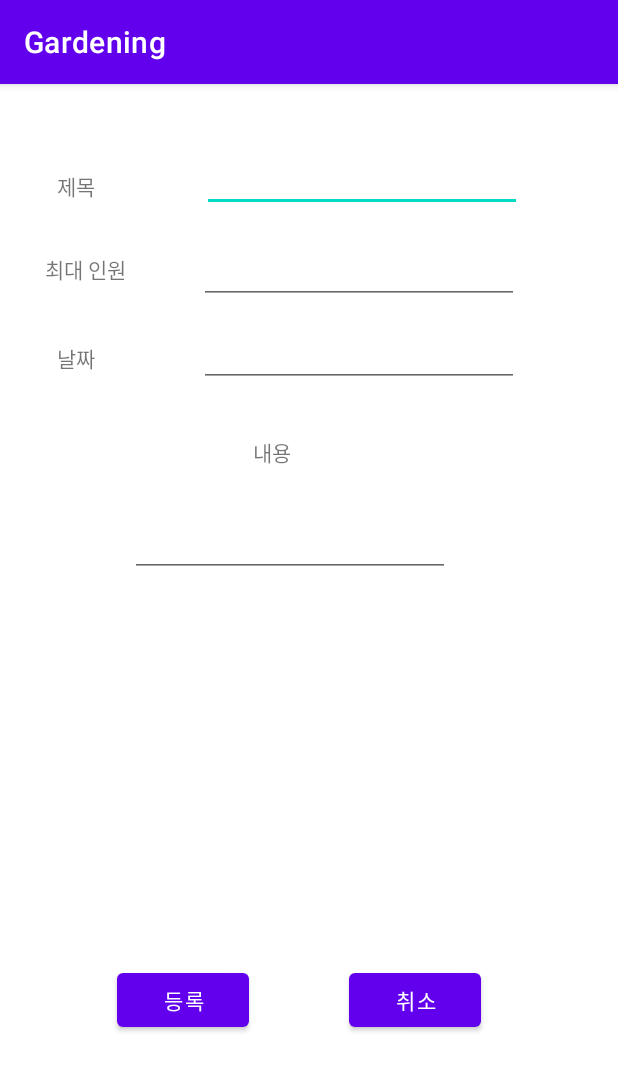
After one commit to junsik1998/2021-1_K-Lab-PROJECT1, an Android app: the RowAddActivity screen opened directly, with no data from a screen before it, on a phone screen of 412 x 824 dp. The commit adds this screen. Shown: the top 1071 px of the screen. Run offline under Robolectric (Android 15) with nearby library versions, the phone set to English and light mode, and no system bars; our stand-ins replace Firebase (no records; nobody signed in at launch, a user with empty details on screens opened directly).

Commit message:
add Activity List

```diff
--- a/AndroidApp/app/build.gradle
+++ b/AndroidApp/app/build.gradle
@@ -44,7 +44,10 @@ dependencies {
     implementation 'androidx.appcompat:appcompat:1.2.0'
     implementation 'com.google.android.material:material:1.3.0'
     implementation 'androidx.constraintlayout:constraintlayout:2.0.4'
+
     implementation 'com.google.firebase:firebase-database:20.0.0'
+    implementation  'com.firebaseui:firebase-ui-database:7.1.1'
+    implementation 'androidx.legacy:legacy-support-v4:1.0.0'
     testImplementation 'junit:junit:4.+'
     androidTestImplementation 'androidx.test.ext:junit:1.1.2'
     androidTestImplementation 'androidx.test.espresso:espresso-core:3.3.0'
--- a/AndroidApp/app/src/main/AndroidManifest.xml
+++ b/AndroidApp/app/src/main/AndroidManifest.xml
@@ -9,6 +9,7 @@
         android:roundIcon="@mipmap/ic_launcher_round"
         android:supportsRtl="true"
         android:theme="@style/Theme.Gardening">
+        <activity android:name=".RowAddActivity"></activity>
         <activity android:name=".MainActivity">
             <intent-filter>
                 <action android:name="android.intent.action.MAIN" />
--- /dev/null
+++ b/AndroidApp/app/src/main/java/com/example/gardening/ActivityRowComponent.kt
@@ -0,0 +1,5 @@
+package com.example.gardening
+
+data class ActivityRowComponent(var aTitle:String, var aContent:String, var aCurrentParticipantNum:Int, var aFullParticipantNum:Int, var aParticipantName:String, var aDate:String, var aComment:String) {
+    constructor():this("","",0,0,"","","")
+}
--- /dev/null
+++ b/AndroidApp/app/src/main/java/com/example/gardening/RowAddActivity.kt
@@ -0,0 +1,47 @@
+package com.example.gardening
+
+import android.os.Bundle
+import androidx.appcompat.app.AppCompatActivity
+import com.example.gardening.databinding.ActivityRowAddBinding
+import com.google.firebase.database.DatabaseReference
+import com.google.firebase.database.FirebaseDatabase
+import java.util.*
+
+class RowAddActivity : AppCompatActivity() {
+    lateinit var binding: ActivityRowAddBinding
+    lateinit var rdb: DatabaseReference
+    override fun onCreate(savedInstanceState: Bundle?) {
+        super.onCreate(savedInstanceState)
+        binding = ActivityRowAddBinding.inflate(layoutInflater)
+        setContentView(binding.root)
+        init()
+    }
+
+    private fun editTextClear(){
+        binding.apply {
+            addTitleEditText.text.clear()
+            addFullEditText.text.clear()
+            addDateEditText.text.clear()
+            addContentEditText.text.clear()
+        }
+    }
+    private fun init() {
+        rdb = FirebaseDatabase.getInstance().getReference("Row/row")
+        binding.apply {
+            addCancel.setOnClickListener {
+                editTextClear()
+            }
+
+            addRow.setOnClickListener {
+                val random = Random()
+                val title = addTitleEditText.text.toString()
+                 val fullNum = addFullEditText.text.toString().toInt()
+                val date = addDateEditText.text.toString()
+                 val content = addContentEditText.text.toString()
+                 val values = ActivityRowComponent(title,content,1,fullNum,"Randomshot",date,"")
+                rdb.child(random.nextInt(999999).toString()).setValue(values)
+                editTextClear()
+            }
+        }
+    }
+}
--- /dev/null
+++ b/AndroidApp/app/src/main/res/layout/activity_row_add.xml
@@ -0,0 +1,112 @@
+<?xml version="1.0" encoding="utf-8"?>
+<androidx.constraintlayout.widget.ConstraintLayout xmlns:android="http://schemas.android.com/apk/res/android"
+    xmlns:app="http://schemas.android.com/apk/res-auto"
+    xmlns:tools="http://schemas.android.com/tools"
+    android:layout_width="match_parent"
+    android:layout_height="match_parent"
+    tools:context=".RowAddActivity">
+
+    <Button
+        android:id="@+id/addRow"
+        android:layout_width="wrap_content"
+        android:layout_height="wrap_content"
+        android:layout_marginStart="78dp"
+        android:text="등록"
+        app:layout_constraintBaseline_toBaselineOf="@+id/addCancel"
+        app:layout_constraintStart_toStartOf="parent" />
+
+    <Button
+        android:id="@+id/addCancel"
+        android:layout_width="wrap_content"
+        android:layout_height="wrap_content"
+        android:layout_marginEnd="91dp"
+        android:layout_marginBottom="133dp"
+        android:text="취소"
+        app:layout_constraintBottom_toBottomOf="parent"
+        app:layout_constraintEnd_toEndOf="parent" />
+
+    <TextView
+        android:id="@+id/addTitle"
+        android:layout_width="wrap_content"
+        android:layout_height="wrap_content"
+        android:layout_marginStart="38dp"
+        android:layout_marginTop="57dp"
+        android:text="제목"
+        app:layout_constraintStart_toStartOf="parent"
+        app:layout_constraintTop_toTopOf="parent" />
+
+    <TextView
+        android:id="@+id/addFull"
+        android:layout_width="wrap_content"
+        android:layout_height="wrap_content"
+        android:layout_marginStart="30dp"
+        android:layout_marginTop="34dp"
+        android:text="최대 인원"
+        app:layout_constraintStart_toStartOf="parent"
+        app:layout_constraintTop_toBottomOf="@+id/addTitle" />
+
+    <TextView
+        android:id="@+id/addDate"
+        android:layout_width="wrap_content"
+        android:layout_height="wrap_content"
+        android:layout_marginStart="38dp"
+        android:layout_marginTop="38dp"
+        android:text="날짜"
+        app:layout_constraintStart_toStartOf="parent"
+        app:layout_constraintTop_toBottomOf="@+id/addFull" />
+
+    <TextView
+        android:id="@+id/addContent"
+        android:layout_width="wrap_content"
+        android:layout_height="wrap_content"
+        android:layout_marginStart="36dp"
+        android:layout_marginBottom="27dp"
+        android:text="내용"
+        app:layout_constraintBottom_toTopOf="@+id/addContentEditText"
+        app:layout_constraintStart_toStartOf="@+id/addDateEditText" />
+
+    <EditText
+        android:id="@+id/addTitleEditText"
+        android:layout_width="wrap_content"
+        android:layout_height="wrap_content"
+        android:layout_marginTop="40dp"
+        android:layout_marginEnd="64dp"
+        android:ems="10"
+        android:inputType="textPersonName"
+        app:layout_constraintEnd_toEndOf="parent"
+        app:layout_constraintTop_toTopOf="parent" />
+
+    <EditText
+        android:id="@+id/addFullEditText"
+        android:layout_width="wrap_content"
+        android:layout_height="wrap_content"
+        android:layout_marginTop="16dp"
+        android:layout_marginEnd="2dp"
+        android:ems="10"
+        android:inputType="textPersonName"
+        app:layout_constraintEnd_toEndOf="@+id/addTitleEditText"
+        app:layout_constraintTop_toBottomOf="@+id/addTitleEditText" />
+
+    <EditText
+        android:id="@+id/addDateEditText"
+        android:layout_width="wrap_content"
+        android:layout_height="wrap_content"
+        android:layout_marginTop="10dp"
+        android:ems="10"
+        android:inputType="textPersonName"
+        app:layout_constraintStart_toStartOf="@+id/addFullEditText"
+        app:layout_constraintTop_toBottomOf="@+id/addFullEditText" />
+
+    <EditText
+        android:id="@+id/addContentEditText"
+        android:layout_width="wrap_content"
+        android:layout_height="wrap_content"
+        android:layout_marginStart="50dp"
+        android:layout_marginTop="81dp"
+        android:layout_marginEnd="49dp"
+        android:ems="10"
+        android:inputType="textPersonName"
+        app:layout_constraintEnd_toEndOf="@+id/addTitleEditText"
+        app:layout_constraintStart_toStartOf="@+id/addDate"
+        app:layout_constraintTop_toBottomOf="@+id/addDateEditText" />
+</androidx.constraintlayout.widget.ConstraintLayout>
--- a/AndroidApp/app/src/main/res/values/strings.xml
+++ b/AndroidApp/app/src/main/res/values/strings.xml
@@ -1,3 +1,5 @@
 <resources>
     <string name="app_name">Gardening</string>
+    <!-- TODO: Remove or change this placeholder text -->
+    <string name="hello_blank_fragment">Hello blank fragment</string>
 </resources>
```
Also changed, not shown: AndroidApp/app/src/main/java/com/example/gardening/ActivityListFragment.kt (added, +98 -0 lines), AndroidApp/app/src/main/java/com/example/gardening/MainActivity.kt (+49 -1 lines), AndroidApp/app/src/main/java/com/example/gardening/MyAdapter.kt (added, +44 -0 lines), AndroidApp/app/src/main/res/layout/activity_main.xml (+5 -2 lines), AndroidApp/app/src/main/res/layout/fragment_activity_list.xml (added, +36 -0 lines), AndroidApp/app/src/main/res/layout/row.xml (added, +57 -0 lines), 1 other file.
